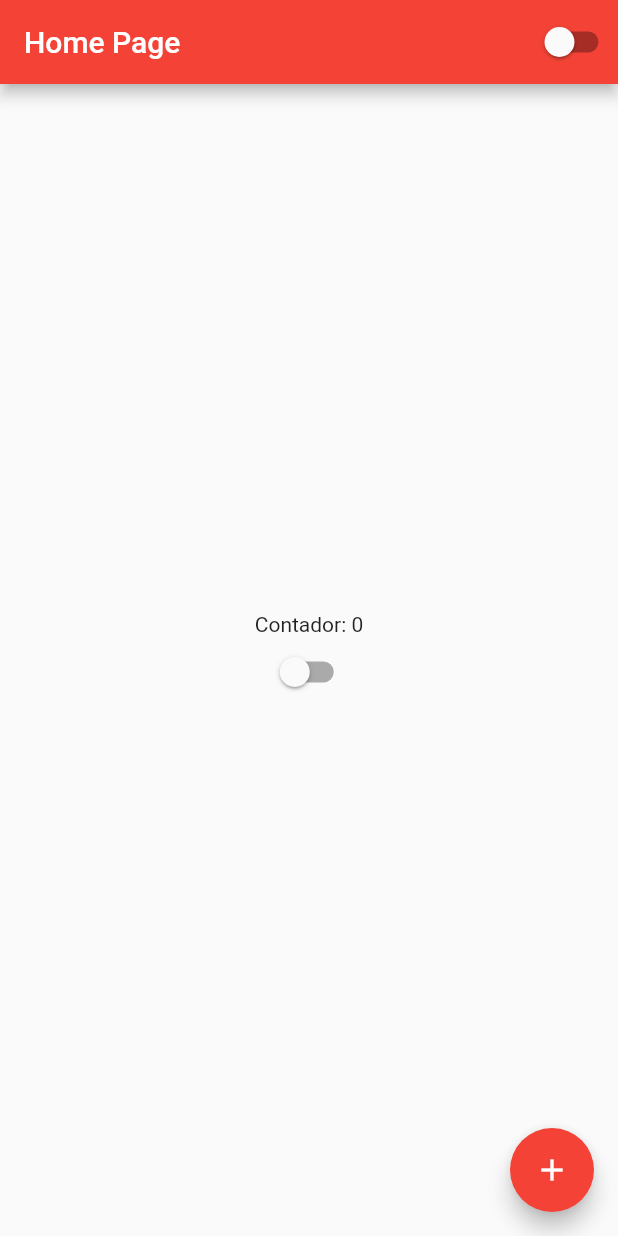
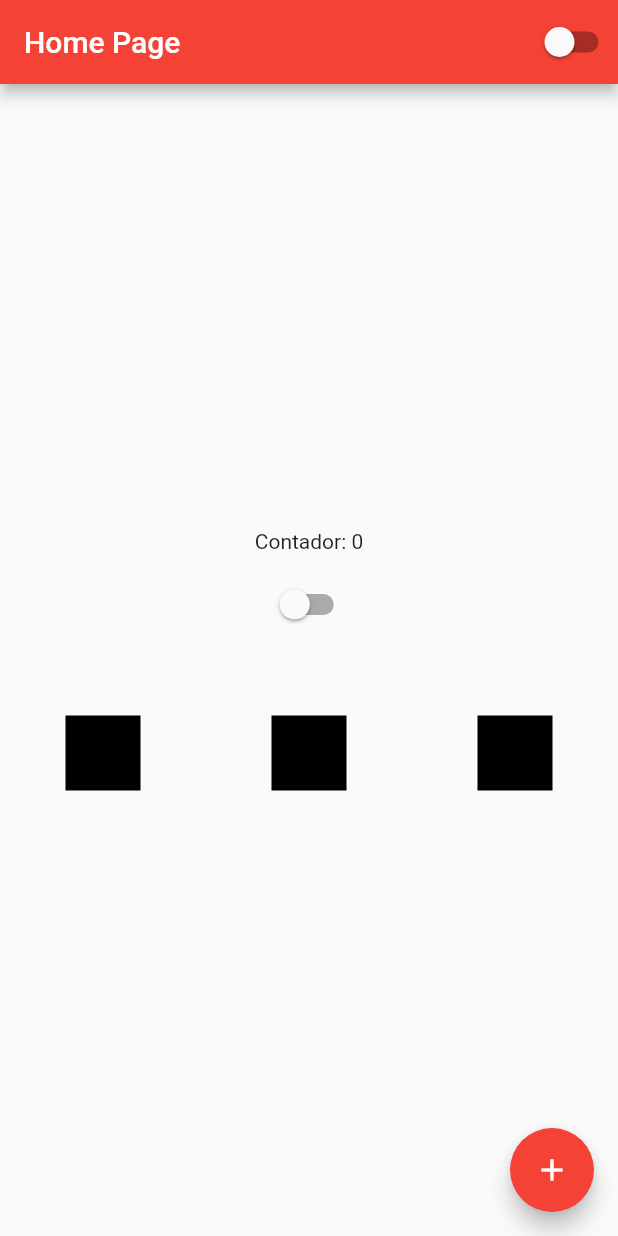
Before and after one commit to lucasshinozaki/estudo-flutter, a Flutter app: the screen it shows after launch, on a phone screen of 412 x 824 dp. Run offline on Flutter 3.47's test engine with Material 2 defaults, Android fonts, the phone set to English and light mode, and no system bars; missing offline and left inert: dart:html.

Commit message:
estudo: Rows

```diff
--- a/estudo_flutter_application/lib/home_page.dart
+++ b/estudo_flutter_application/lib/home_page.dart
@@ -27,7 +27,30 @@ class HomePageState extends State<HomePage> {
           mainAxisAlignment: MainAxisAlignment.center,
           children: [
             Text("Contador: $counter"),
+            Container(height: 10),
             CustomSwitch(),
+            Container(height: 50),
+            Row(
+              mainAxisAlignment: MainAxisAlignment.spaceAround,
+              crossAxisAlignment: CrossAxisAlignment.center,
+              children: [
+                Container(
+                  width: 50,
+                  height: 50,
+                  color: Colors.black,
+                ),
+                Container(
+                  width: 50,
+                  height: 50,
+                  color: Colors.black,
+                ),
+                Container(
+                  width: 50,
+                  height: 50,
+                  color: Colors.black,
+                ),
+              ],
+            ),
           ],
         ),
       ),
```
